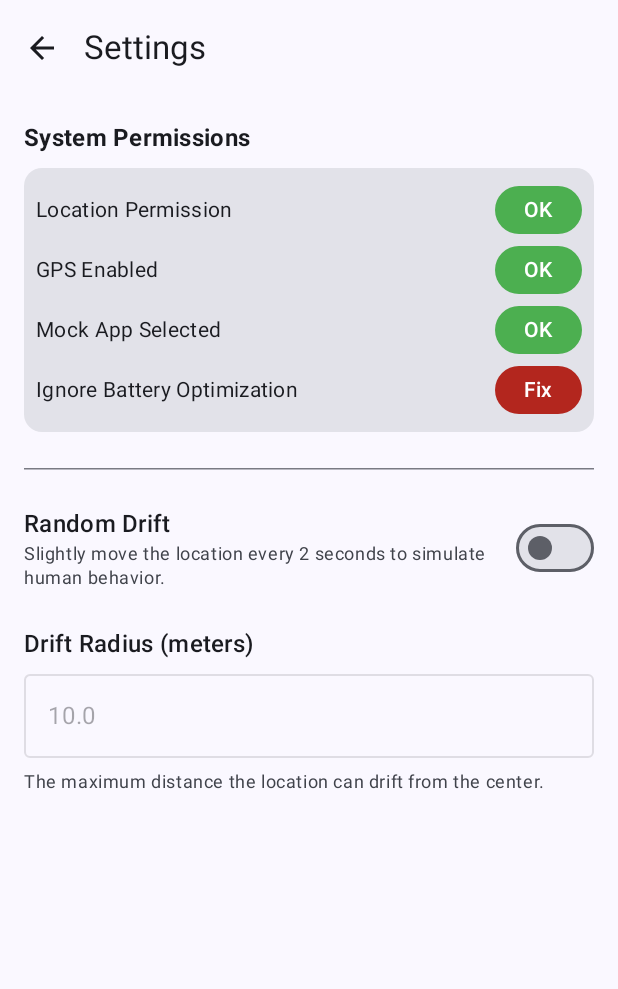
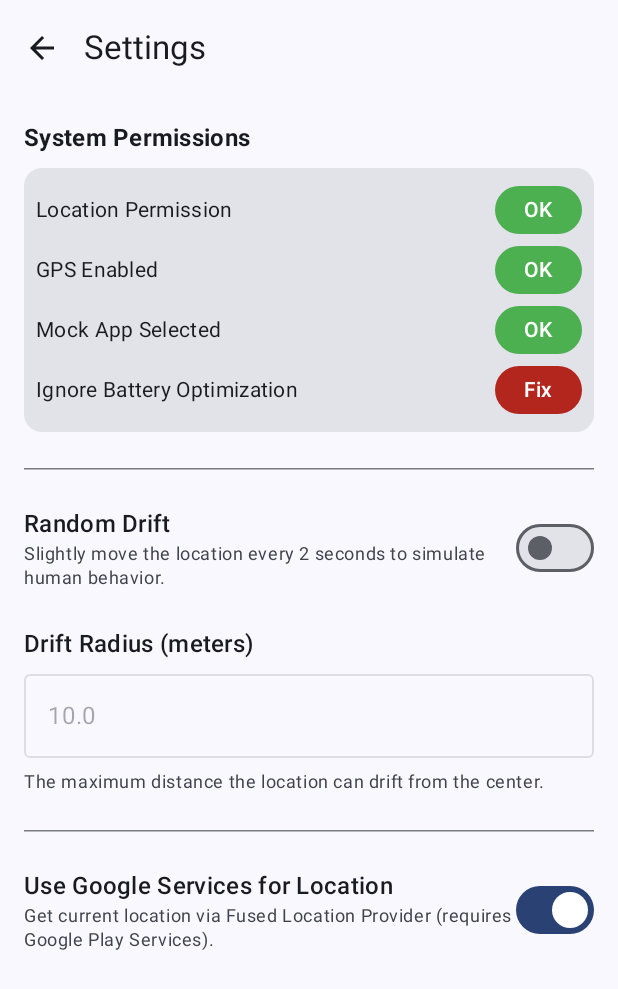
Before and after one commit to rsps1008/FxxkLocation, an Android app built with Jetpack Compose: the SettingsScreen screen opened through its navigation route, on a phone screen of 412 x 824 dp. Shown: the top 989 px of the screen. Run offline under Robolectric (Android 15) with nearby library versions, the light colour scheme and no system bars; libraries missing offline, so code that uses them is left out: org.osmdroid.config, org.osmdroid.events, org.osmdroid.tileprovider, org.osmdroid.util, org.osmdroid.views; 6 statements that could not run were skipped.

Commit message:
新增取得目前位置

```diff
--- a/app/src/main/java/com/rsps1008/fxxklocation/data/store/SettingsStore.kt
+++ b/app/src/main/java/com/rsps1008/fxxklocation/data/store/SettingsStore.kt
@@ -16,6 +16,7 @@ class SettingsStore(private val context: Context) {
     companion object {
         val ENABLE_DRIFT = booleanPreferencesKey("enable_drift")
         val DRIFT_RADIUS = doublePreferencesKey("drift_radius")
+        val USE_GOOGLE_PLAY_SERVICES = booleanPreferencesKey("use_google_play_services")
     }
 
     val enableDrift: Flow<Boolean> = context.dataStore.data.map { preferences ->
@@ -24,6 +25,10 @@ class SettingsStore(private val context: Context) {
 
     val driftRadius: Flow<Double> = context.dataStore.data.map { preferences ->
         preferences[DRIFT_RADIUS] ?: 10.0
+    }
+
+    val useGooglePlayServices: Flow<Boolean> = context.dataStore.data.map { preferences ->
+        preferences[USE_GOOGLE_PLAY_SERVICES] ?: true
     }
 
     suspend fun setEnableDrift(enabled: Boolean) {
@@ -37,4 +42,10 @@ class SettingsStore(private val context: Context) {
             preferences[DRIFT_RADIUS] = radius
         }
     }
+
+    suspend fun setUseGooglePlayServices(enabled: Boolean) {
+        context.dataStore.edit { preferences ->
+            preferences[USE_GOOGLE_PLAY_SERVICES] = enabled
+        }
+    }
 }
--- a/app/src/main/java/com/rsps1008/fxxklocation/ui/screen/MainScreen.kt
+++ b/app/src/main/java/com/rsps1008/fxxklocation/ui/screen/MainScreen.kt
@@ -6,6 +6,7 @@ import androidx.compose.foundation.text.KeyboardOptions
 import androidx.compose.material.icons.Icons
 import androidx.compose.material.icons.filled.Check
 import androidx.compose.material.icons.filled.Close
+import androidx.compose.material.icons.filled.Place
 import androidx.compose.material.icons.filled.Settings
 import androidx.compose.material3.*
 import androidx.compose.runtime.*
@@ -121,6 +122,7 @@ fun MainScreen(
                 shape = RoundedCornerShape(16.dp),
                 elevation = CardDefaults.elevatedCardElevation(defaultElevation = 2.dp)
             ) {
+                Box(modifier = Modifier.fillMaxSize()) {
                     AndroidView(
                         factory = { ctx ->
                             MapView(ctx).apply {
@@ -154,10 +156,30 @@ fun MainScreen(
                             val point = GeoPoint(selectedLoc.latitude, selectedLoc.longitude)
                             val marker = mapView.overlays.filterIsInstance<Marker>().firstOrNull()
                             marker?.position = point
+                            // Check if current center is far from target, if so, center it.
+                            // We use a small threshold to avoid constant snapping while dragging.
+                            val currentCenter = mapView.mapCenter
+                            if (Math.abs(currentCenter.latitude - point.latitude) > 0.00001 ||
+                                Math.abs(currentCenter.longitude - point.longitude) > 0.00001) {
+                                mapView.controller.animateTo(point)
+                            }
                             mapView.invalidate()
                         },
                         modifier = Modifier.fillMaxSize()
                     )
+
+                    // Locate Me Button
+                    SmallFloatingActionButton(
+                        onClick = { viewModel.locateMe() },
+                        modifier = Modifier
+                            .align(Alignment.BottomEnd)
+                            .padding(16.dp),
+                        containerColor = MaterialTheme.colorScheme.surface,
+                        contentColor = MaterialTheme.colorScheme.primary
+                    ) {
+                        Icon(Icons.Default.Place, contentDescription = stringResource(R.string.locate_me))
+                    }
+                }
             }
 
             // Controls
--- a/app/src/main/java/com/rsps1008/fxxklocation/ui/screen/SettingsScreen.kt
+++ b/app/src/main/java/com/rsps1008/fxxklocation/ui/screen/SettingsScreen.kt
@@ -30,6 +30,7 @@ fun SettingsScreen(
     val context = LocalContext.current
     val enableDrift by viewModel.enableDrift.collectAsState()
     val driftRadius by viewModel.driftRadius.collectAsState()
+    val useGooglePlayServices by viewModel.useGooglePlayServices.collectAsState()
     val hasPermission by viewModel.hasPermission.collectAsState()
     val isGpsEnabled by viewModel.isGpsEnabled.collectAsState()
     val isMockAppSet by viewModel.isMockAppSet.collectAsState()
@@ -121,6 +122,28 @@ fun SettingsScreen(
                     color = MaterialTheme.colorScheme.onSurfaceVariant
                 )
             }
+
+            HorizontalDivider()
+
+            // Google Services Selection
+            Row(
+                modifier = Modifier.fillMaxWidth(),
+                verticalAlignment = Alignment.CenterVertically,
+                horizontalArrangement = Arrangement.SpaceBetween
+            ) {
+                Column(modifier = Modifier.weight(1f)) {
+                    Text(stringResource(R.string.use_google_services), style = MaterialTheme.typography.titleMedium)
+                    Text(
+                        stringResource(R.string.use_google_services_desc),
+                        style = MaterialTheme.typography.bodySmall,
+                        color = MaterialTheme.colorScheme.onSurfaceVariant
+                    )
+                }
+                Switch(
+                    checked = useGooglePlayServices,
+                    onCheckedChange = { viewModel.setUseGooglePlayServices(it) }
+                )
+            }
         }
     }
 }
--- a/app/src/main/java/com/rsps1008/fxxklocation/viewmodel/SettingsViewModel.kt
+++ b/app/src/main/java/com/rsps1008/fxxklocation/viewmodel/SettingsViewModel.kt
@@ -21,6 +21,9 @@ class SettingsViewModel(application: Application) : AndroidViewModel(application
 
     val driftRadius: StateFlow<Double> = settingsStore.driftRadius
         .stateIn(viewModelScope, SharingStarted.WhileSubscribed(5000), 10.0)
+
+    val useGooglePlayServices: StateFlow<Boolean> = settingsStore.useGooglePlayServices
+        .stateIn(viewModelScope, SharingStarted.WhileSubscribed(5000), true)
 
     private val _hasPermission = MutableStateFlow(false)
     val hasPermission = _hasPermission.asStateFlow()
@@ -56,4 +59,10 @@ class SettingsViewModel(application: Application) : AndroidViewModel(application
             settingsStore.setDriftRadius(radius)
         }
     }
+
+    fun setUseGooglePlayServices(enabled: Boolean) {
+        viewModelScope.launch {
+            settingsStore.setUseGooglePlayServices(enabled)
+        }
+    }
 }
--- a/app/src/main/res/values/strings.xml
+++ b/app/src/main/res/values/strings.xml
@@ -17,9 +17,12 @@
     <string name="random_drift_desc">Slightly move the location every 2 seconds to simulate human behavior.</string>
     <string name="drift_radius_meters">Drift Radius (meters)</string>
     <string name="drift_radius_desc">The maximum distance the location can drift from the center.</string>
+    <string name="use_google_services">Use Google Services for Location</string>
+    <string name="use_google_services_desc">Get current location via Fused Location Provider (requires Google Play Services).</string>
     <string name="ok">OK</string>
     <string name="fix">Fix</string>
     <string name="back">Back</string>
+    <string name="locate_me">Locate Me</string>
     <string name="notification_title">Mock Location Running</string>
     <string name="notification_text">Mocking location updates&#8230;</string>
     <string name="notification_channel_name">Mock Location Service</string>
```
Also changed, not shown: app/src/main/java/com/rsps1008/fxxklocation/service/MockLocationService.kt (+14 -3 lines), app/src/main/java/com/rsps1008/fxxklocation/viewmodel/MainViewModel.kt (+76 -0 lines), 2 other files. Lines whose indentation alone changed are shown as unchanged.
